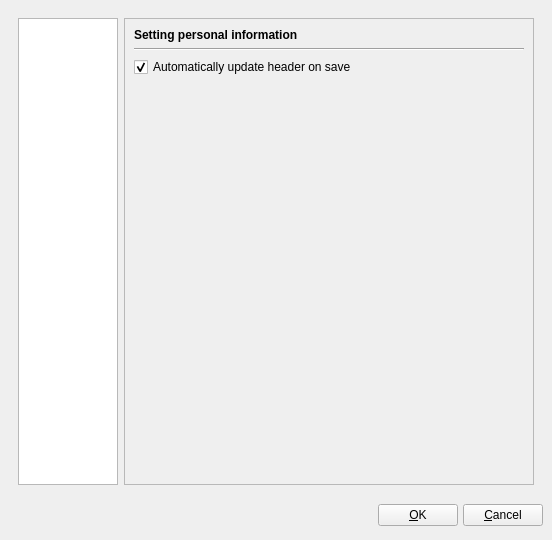
This is pootling/ui/Preference.ui in cc-archive/pootle as Qt 5 draws it before an edit. The edited form follows.
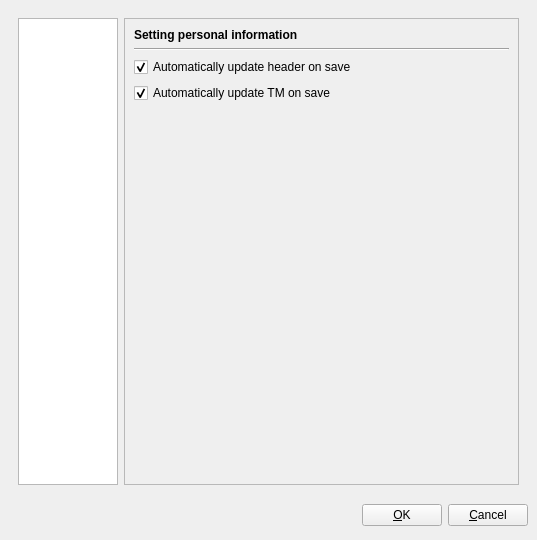
This is the edited form. The open tabs and pages were chosen to show the change.

Commit message: Named the objects properly

Diff of the .ui file:
```diff
--- a/pootling/ui/Preference.ui
+++ b/pootling/ui/Preference.ui
@@ -5,7 +5,7 @@
    <rect>
     <x>0</x>
     <y>0</y>
-    <width>552</width>
+    <width>537</width>
     <height>540</height>
    </rect>
   </property>
@@ -27,7 +27,7 @@
    <property name="spacing" >
     <number>6</number>
    </property>
-   <item row="0" column="0" >
+   <item row="0" column="0" colspan="3" >
     <widget class="QFrame" name="frame" >
      <property name="frameShape" >
       <enum>QFrame::NoFrame</enum>
@@ -1235,19 +1235,6 @@
           <property name="spacing" >
            <number>6</number>
           </property>
-          <item row="3" column="0" >
-           <spacer>
-            <property name="orientation" >
-             <enum>Qt::Vertical</enum>
-            </property>
-            <property name="sizeHint" >
-             <size>
-              <width>20</width>
-              <height>40</height>
-             </size>
-            </property>
-           </spacer>
-          </item>
           <item row="2" column="0" >
            <widget class="QCheckBox" name="chkHeaderAuto" >
             <property name="sizePolicy" >
@@ -1294,6 +1281,37 @@
             </property>
            </widget>
           </item>
+          <item row="3" column="0" >
+           <widget class="QCheckBox" name="chkUpdateTMAuto" >
+            <property name="sizePolicy" >
+             <sizepolicy>
+              <hsizetype>7</hsizetype>
+              <vsizetype>0</vsizetype>
+              <horstretch>0</horstretch>
+              <verstretch>0</verstretch>
+             </sizepolicy>
+            </property>
+            <property name="text" >
+             <string>Automatically update TM on save</string>
+            </property>
+            <property name="checked" >
+             <bool>true</bool>
+            </property>
+           </widget>
+          </item>
+          <item row="4" column="0" >
+           <spacer>
+            <property name="orientation" >
+             <enum>Qt::Vertical</enum>
+            </property>
+            <property name="sizeHint" >
+             <size>
+              <width>20</width>
+              <height>40</height>
+             </size>
+            </property>
+           </spacer>
+          </item>
          </layout>
         </widget>
        </widget>
@@ -1334,50 +1352,40 @@
      </layout>
     </widget>
    </item>
+   <item row="1" column="2" >
+    <widget class="QPushButton" name="cancelButton" >
+     <property name="text" >
+      <string>&amp;Cancel</string>
+     </property>
+    </widget>
+   </item>
+   <item row="1" column="1" >
+    <widget class="QPushButton" name="okButton" >
+     <property name="sizePolicy" >
+      <sizepolicy>
+       <hsizetype>1</hsizetype>
+       <vsizetype>0</vsizetype>
+       <horstretch>0</horstretch>
+       <verstretch>0</verstretch>
+      </sizepolicy>
+     </property>
+     <property name="text" >
+      <string>&amp;OK</string>
+     </property>
+    </widget>
+   </item>
    <item row="1" column="0" >
-    <layout class="QHBoxLayout" >
-     <property name="margin" >
-      <number>0</number>
+    <spacer>
+     <property name="orientation" >
+      <enum>Qt::Horizontal</enum>
      </property>
-     <property name="spacing" >
-      <number>5</number>
+     <property name="sizeHint" >
+      <size>
+       <width>341</width>
+       <height>31</height>
+      </size>
      </property>
-     <item>
-      <spacer>
-       <property name="orientation" >
-        <enum>Qt::Horizontal</enum>
-       </property>
-       <property name="sizeHint" >
-        <size>
-         <width>287</width>
-         <height>31</height>
-        </size>
-       </property>
-      </spacer>
-     </item>
-     <item>
-      <widget class="QPushButton" name="okButton" >
-       <property name="sizePolicy" >
-        <sizepolicy>
-         <hsizetype>1</hsizetype>
-         <vsizetype>0</vsizetype>
-         <horstretch>0</horstretch>
-         <verstretch>0</verstretch>
-        </sizepolicy>
-       </property>
-       <property name="text" >
-        <string>&amp;OK</string>
-       </property>
-      </widget>
-     </item>
-     <item>
-      <widget class="QPushButton" name="cancelButton" >
-       <property name="text" >
-        <string>&amp;Cancel</string>
-       </property>
-      </widget>
-     </item>
-    </layout>
+    </spacer>
    </item>
   </layout>
  </widget>
```
Left out of the diff: 14 changed lines with no effect on the pictures. The commit also changes 1 other file.
